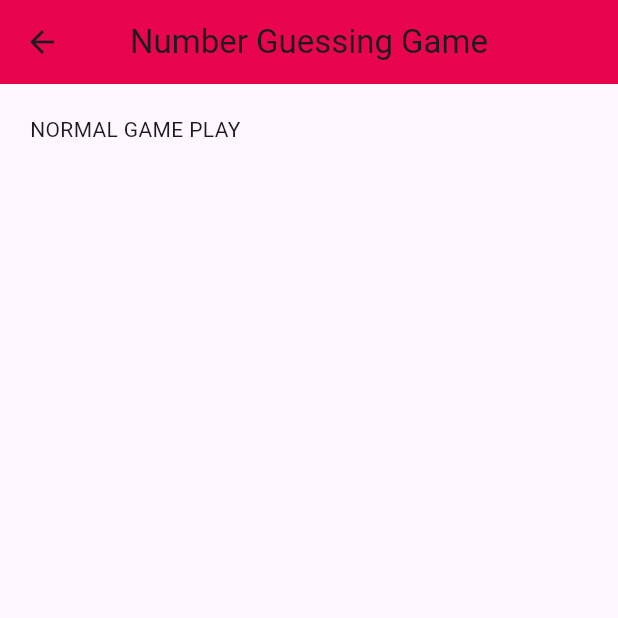
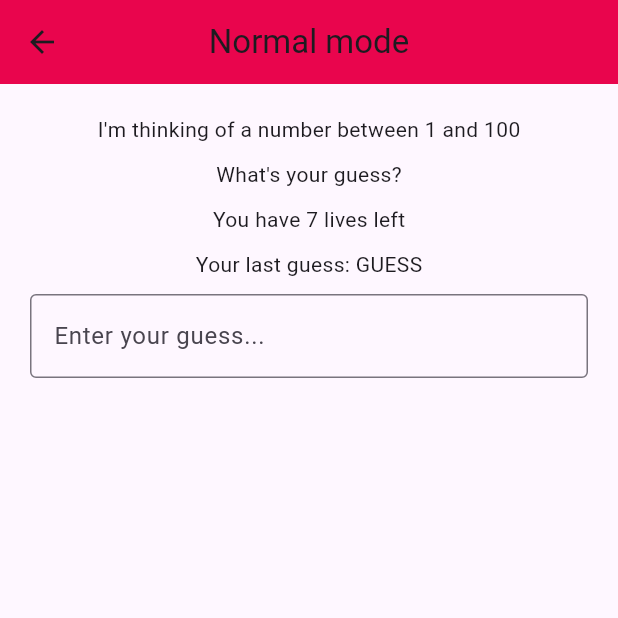
Before and after one commit to Star-Wasp/number-guessing-app-flutter, a Flutter app: the NormalMode screen opened directly, on a phone screen of 412 x 824 dp, the top half of it. Run offline on Flutter 3.47's test engine with Material 3 defaults, Android fonts, the phone set to English and light mode, and no system bars.

Commit message:
add pages, work on game brain. refactor

```diff
--- a/lib/logic/game_brain.dart
+++ b/lib/logic/game_brain.dart
@@ -0,0 +1,88 @@
+import 'package:flutter/material.dart';
+import 'dart:math';
+
+class GameBrain extends StatefulWidget {
+  const GameBrain({
+    super.key,
+    required this.id,
+  });
+
+  final String id;
+
+  @override
+  State<GameBrain> createState() => _GameBrainState();
+}
+
+class _GameBrainState extends State<GameBrain> {
+  late int number;
+
+  late int lives;
+
+  @override
+  void initState() {
+    super.initState();
+    if (widget.id == 'easy') {
+      lives = 10;
+      number = Random().nextInt(1) + 1;
+    } else if (widget.id == 'normal') {
+      lives = 7;
+      number = Random().nextInt(1) + 1;
+    } else {
+      lives = 5;
+      number = Random().nextInt(1) + 1;
+    }
+  }
+
+  TextEditingController myControler = TextEditingController();
+  String guess = "";
+
+  @override
+  void dispose() {
+    myControler.dispose();
+    super.dispose();
+  }
+
+  @override
+  Widget build(BuildContext context) {
+    return Column(
+      crossAxisAlignment: CrossAxisAlignment.center,
+      children: [
+        Text('I\'m thinking of a number between 1 and 100'),
+        SizedBox(
+          height: 10,
+        ),
+        Text('What\'s your guess?'),
+        SizedBox(
+          height: 10,
+        ),
+        Text('You have $lives lives left'),
+        SizedBox(
+          height: 10,
+        ),
+        Row(
+          mainAxisAlignment: MainAxisAlignment.center,
+          children: [
+            Text('Your last guess: '),
+            Text('GUESS'),
+          ],
+        ),
+        SizedBox(
+          height: 10,
+        ),
+        TextField(
+          controller: myControler,
+          onSubmitted: (value) {
+            setState(() {
+              guess = value;
+              myControler.clear();
+            });
+          },
+          decoration: InputDecoration(
+            border: OutlineInputBorder(),
+            hintText: 'Enter your guess...',
+          ),
+        ),
+      ],
+    );
+  }
+}
--- a/lib/pages/game/normal.dart
+++ b/lib/pages/game/normal.dart
@@ -1,8 +1,24 @@
 import 'package:flutter/material.dart';
 import 'package:num_guess/customWidgets.dart';
+import 'package:num_guess/logic/game_brain.dart';
 
-class NormalMode extends StatelessWidget {
+class NormalMode extends StatefulWidget {
   const NormalMode({super.key});
+
+  @override
+  State<NormalMode> createState() => _NormalModeState();
+}
+
+class _NormalModeState extends State<NormalMode> {
+  String id = 'normal';
+  TextEditingController myControler = TextEditingController();
+  String guess = "";
+
+  @override
+  void dispose() {
+    myControler.dispose();
+    super.dispose();
+  }
 
   @override
   Widget build(BuildContext context) {
@@ -10,18 +26,11 @@ class NormalMode extends StatelessWidget {
       appBar: AppBar(
         centerTitle: true,
         backgroundColor: const Color.fromARGB(255, 233, 5, 77),
-        title: Text("Number Guessing Game"),
+        title: Text("Normal mode"),
       ),
       body: Padding(
         padding: EdgeInsets.all(20),
-        child: Column(
-          children: [
-            Text("NORMAL GAME PLAY"),
-            SizedBox(
-              height: 30,
-            ),
-          ],
-        ),
+        child: GameBrain(id: 'normal'),
       ),
     );
   }
```
Also changed, not shown: lib/pages/game/easy.dart (+36 -10 lines), lib/pages/game/hard.dart (+19 -10 lines).
